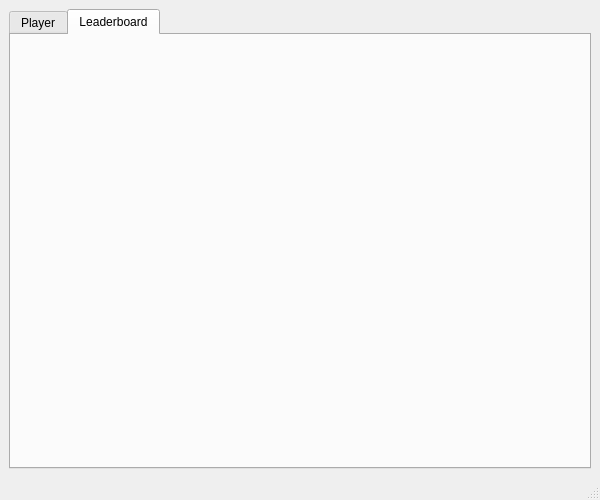
Above: src/interface/main_window.ui from afmdiazh/Chess-Dot-Py before the change. Below: the same form after it.
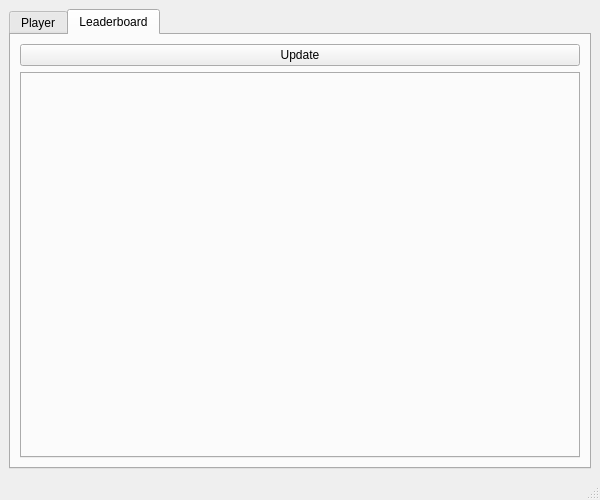
That is the form after the change. The open tabs and pages were chosen to show the change. Icons and pictures are not drawn.

Commit message: UI: Started implementing leaderboard section

Diff of the .ui file:
```diff
--- a/src/interface/main_window.ui
+++ b/src/interface/main_window.ui
@@ -1394,6 +1394,18 @@
          <attribute name="title">
           <string>Leaderboard</string>
          </attribute>
+         <layout class="QVBoxLayout" name="verticalLayout">
+          <item>
+           <widget class="QPushButton" name="pushButtonLBUpdate">
+            <property name="text">
+             <string>Update</string>
+            </property>
+           </widget>
+          </item>
+          <item>
+           <widget class="QTabWidget" name="tabWidgetLeaderboard"/>
+          </item>
+         </layout>
         </widget>
        </widget>
       </item>
```
The commit also changes 1 other file.
